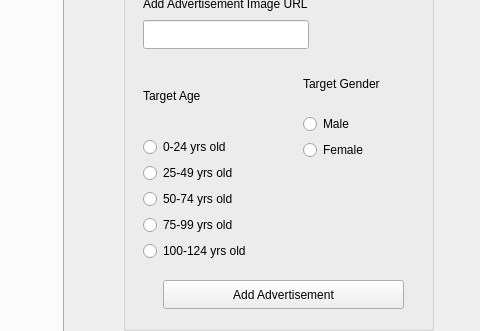
Old version of the form Ad/mainwindow.ui in the repository jamesc2000/INTcognito-Advertising; both pictures show x 717 to 1197 and y 140 to 471 of the 1197 by 661 pixel window.
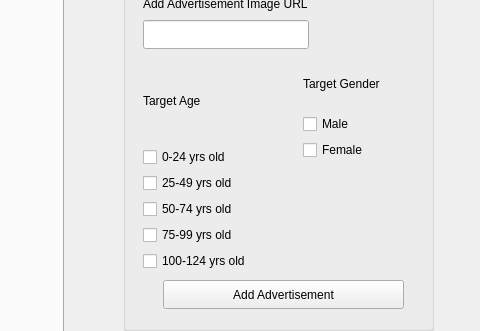
New version of the form.

Commit message: Rename ui object fields to match code

What changed in the file:
```diff
--- a/Ad/mainwindow.ui
+++ b/Ad/mainwindow.ui
@@ -67,7 +67,7 @@
       <rect>
        <x>180</x>
        <y>170</y>
-       <width>111</width>
+       <width>112</width>
        <height>100</height>
       </rect>
      </property>
@@ -80,14 +80,14 @@
        </widget>
       </item>
       <item>
-       <widget class="QRadioButton" name="radioButton_4">
+       <widget class="QCheckBox" name="r_male">
         <property name="text">
          <string>Male</string>
         </property>
        </widget>
       </item>
       <item>
-       <widget class="QRadioButton" name="radioButton_5">
+       <widget class="QCheckBox" name="r_female">
         <property name="text">
          <string>Female</string>
         </property>
@@ -100,8 +100,8 @@
       <rect>
        <x>20</x>
        <y>170</y>
-       <width>151</width>
-       <height>201</height>
+       <width>154</width>
+       <height>211</height>
       </rect>
      </property>
      <layout class="QVBoxLayout" name="verticalLayout">
@@ -113,35 +113,35 @@
        </widget>
       </item>
       <item>
-       <widget class="QRadioButton" name="radioButton_3">
+       <widget class="QCheckBox" name="r_0_24">
         <property name="text">
          <string>0-24 yrs old</string>
         </property>
        </widget>
       </item>
       <item>
-       <widget class="QRadioButton" name="radioButton">
+       <widget class="QCheckBox" name="r_25_49">
         <property name="text">
          <string>25-49 yrs old</string>
         </property>
        </widget>
       </item>
       <item>
-       <widget class="QRadioButton" name="radioButton_2">
+       <widget class="QCheckBox" name="r_50_74">
         <property name="text">
          <string>50-74 yrs old</string>
         </property>
        </widget>
       </item>
       <item>
-       <widget class="QRadioButton" name="radioButton_6">
+       <widget class="QCheckBox" name="r_75_99">
         <property name="text">
          <string>75-99 yrs old</string>
         </property>
        </widget>
       </item>
       <item>
-       <widget class="QRadioButton" name="radioButton_7">
+       <widget class="QCheckBox" name="r_100_124">
         <property name="text">
          <string>100-124 yrs old</string>
         </property>
```
Left out of the diff: 4 changed lines with no effect on the pictures. The commit also changes 1 other file.
